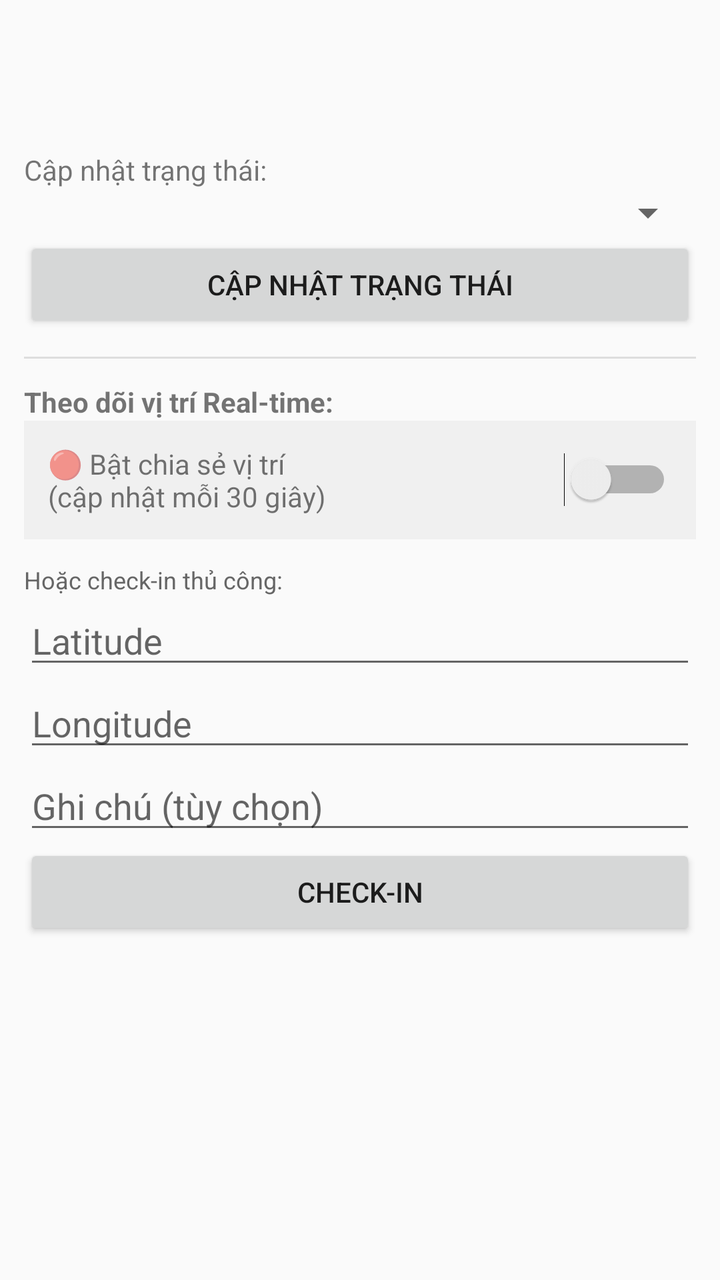
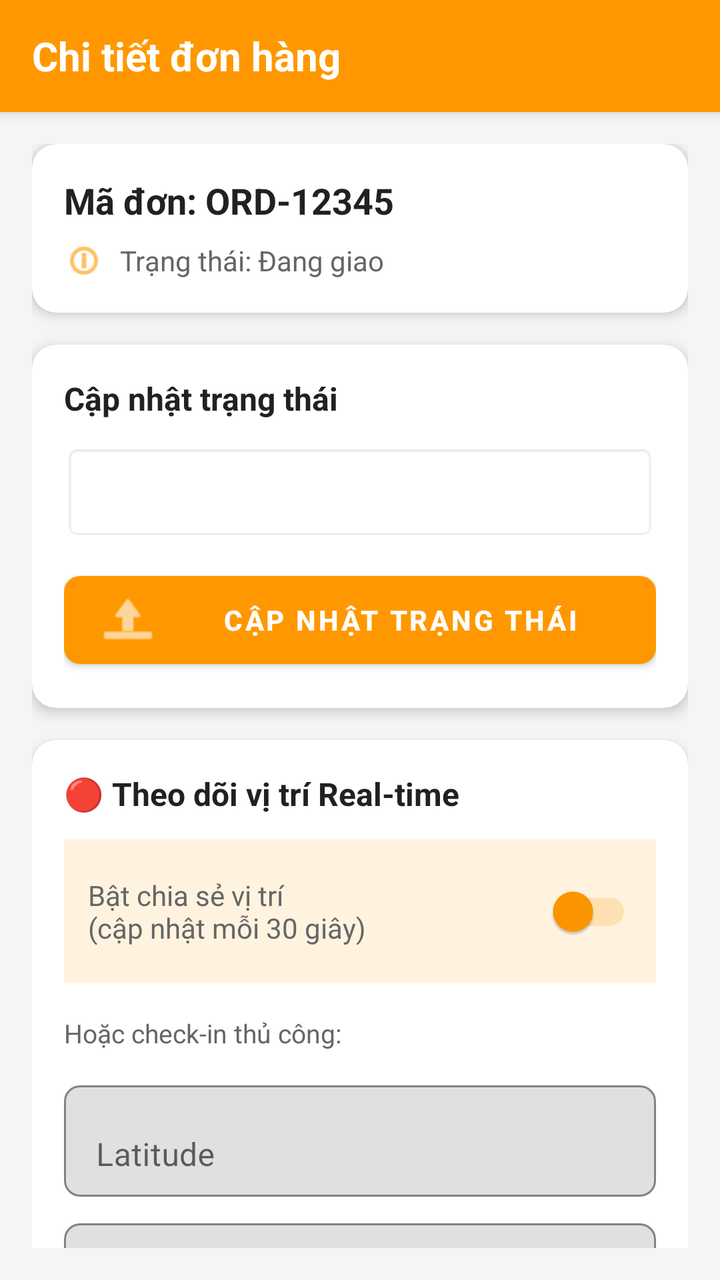

Screens rendered from an Android XML layout before and after an edit, with the pre-edit source and the edit as a unified diff.
<!-- AndroidManifest.xml: application theme AppTheme -->
<!-- res/layout/activity_order_detail.xml -->
<?xml version="1.0" encoding="utf-8"?>
<ScrollView xmlns:android="http://schemas.android.com/apk/res/android"
    android:layout_width="match_parent"
    android:layout_height="match_parent"
    android:padding="12dp">

    <LinearLayout
        android:orientation="vertical"
        android:layout_width="match_parent"
        android:layout_height="wrap_content">

        <TextView
            android:id="@+id/tvOrderCode"
            android:layout_width="match_parent"
            android:layout_height="wrap_content"
            android:textStyle="bold"
            android:textSize="18sp" />

        <TextView
            android:id="@+id/tvStatus"
            android:layout_width="match_parent"
            android:layout_height="wrap_content"
            android:paddingTop="8dp" />

        <TextView
            android:layout_width="match_parent"
            android:layout_height="wrap_content"
            android:text="Cập nhật trạng thái:" 
            android:paddingTop="12dp" />

        <Spinner
            android:id="@+id/spinnerStatus"
            android:layout_width="match_parent"
            android:layout_height="wrap_content" />

        <Button
            android:id="@+id/btnUpdateStatus"
            android:layout_width="match_parent"
            android:layout_height="wrap_content"
            android:text="Cập nhật trạng thái" />

        <View android:layout_height="1dp" android:layout_width="match_parent" android:background="#DDDDDD" android:layout_marginTop="12dp" />

        <TextView
            android:layout_width="match_parent"
            android:layout_height="wrap_content"
            android:text="Theo dõi vị trí Real-time:" 
            android:paddingTop="12dp"
            android:textStyle="bold" />

        <LinearLayout
            android:layout_width="match_parent"
            android:layout_height="wrap_content"
            android:orientation="horizontal"
            android:gravity="center_vertical"
            android:paddingTop="8dp"
            android:paddingBottom="8dp"
            android:background="#f0f0f0"
            android:padding="12dp">

            <TextView
                android:layout_width="0dp"
                android:layout_height="wrap_content"
                android:layout_weight="1"
                android:text="🔴 Bật chia sẻ vị trí\n(cập nhật mỗi 30 giây)"
                android:textSize="14sp" />

            <Switch
                android:id="@+id/switchAutoTrack"
                android:layout_width="wrap_content"
                android:layout_height="wrap_content" />

        </LinearLayout>

        <TextView
            android:layout_width="match_parent"
            android:layout_height="wrap_content"
            android:text="Hoặc check-in thủ công:" 
            android:paddingTop="12dp"
            android:textSize="12sp"
            android:textColor="#666666" />

        <EditText
            android:id="@+id/etLat"
            android:layout_width="match_parent"
            android:layout_height="wrap_content"
            android:hint="Latitude" 
            android:inputType="numberDecimal" />

        <EditText
            android:id="@+id/etLng"
            android:layout_width="match_parent"
            android:layout_height="wrap_content"
            android:hint="Longitude"
            android:inputType="numberDecimal" />

        <EditText
            android:id="@+id/etNote"
            android:layout_width="match_parent"
            android:layout_height="wrap_content"
            android:hint="Ghi chú (tùy chọn)" />

        <Button
            android:id="@+id/btnCheckIn"
            android:layout_width="match_parent"
            android:layout_height="wrap_content"
            android:text="Check-in" />

    </LinearLayout>

</ScrollView>
<!-- resources referenced by this layout -->
<resources>
  <style name="AppTheme" parent="Theme.AppCompat.Light.NoActionBar">
          
      </style>
</resources>

<!-- the commit's change to res/layout/activity_order_detail.xml (unified diff, before → after) -->
@@ -1,111 +1,281 @@
 <?xml version="1.0" encoding="utf-8"?>
-<ScrollView xmlns:android="http://schemas.android.com/apk/res/android"
+<androidx.coordinatorlayout.widget.CoordinatorLayout xmlns:android="http://schemas.android.com/apk/res/android"
+    xmlns:app="http://schemas.android.com/apk/res-auto"
     android:layout_width="match_parent"
     android:layout_height="match_parent"
-    android:padding="12dp">
-
-    <LinearLayout
-        android:orientation="vertical"
+    android:background="#F5F5F5">
+
+    
+    <com.google.android.material.appbar.AppBarLayout
         android:layout_width="match_parent"
-        android:layout_height="wrap_content">
-
-        <TextView
-            android:id="@+id/tvOrderCode"
+        android:layout_height="wrap_content"
+        android:background="#FF9800">
+
+        <androidx.appcompat.widget.Toolbar
             android:layout_width="match_parent"
-            android:layout_height="wrap_content"
-            android:textStyle="bold"
-            android:textSize="18sp" />
-
-        <TextView
-            android:id="@+id/tvStatus"
+            android:layout_height="?attr/actionBarSize"
+            android:background="#FF9800">
+
+            <TextView
+                android:layout_width="wrap_content"
+                android:layout_height="wrap_content"
+                android:text="Chi tiết đơn hàng"
+                android:textSize="20sp"
+                android:textStyle="bold"
+                android:textColor="#FFFFFF" />
+
+        </androidx.appcompat.widget.Toolbar>
+
+    </com.google.android.material.appbar.AppBarLayout>
+
+    
+    <androidx.core.widget.NestedScrollView
+        android:layout_width="match_parent"
+        android:layout_height="match_parent"
+        app:layout_behavior="@string/appbar_scrolling_view_behavior"
+        android:padding="16dp">
+
+        <LinearLayout
+            android:orientation="vertical"
             android:layout_width="match_parent"
-            android:layout_height="wrap_content"
-            android:paddingTop="8dp" />
-
-        <TextView
-            android:layout_width="match_parent"
-            android:layout_height="wrap_content"
-            android:text="Cập nhật trạng thái:" 
-            android:paddingTop="12dp" />
-
-        <Spinner
-            android:id="@+id/spinnerStatus"
-            android:layout_width="match_parent"
-            android:layout_height="wrap_content" />
-
-        <Button
-            android:id="@+id/btnUpdateStatus"
-            android:layout_width="match_parent"
-            android:layout_height="wrap_content"
-            android:text="Cập nhật trạng thái" />
-
-        <View android:layout_height="1dp" android:layout_width="match_parent" android:background="#DDDDDD" android:layout_marginTop="12dp" />
-
-        <TextView
-            android:layout_width="match_parent"
-            android:layout_height="wrap_content"
-            android:text="Theo dõi vị trí Real-time:" 
-            android:paddingTop="12dp"
-            android:textStyle="bold" />
-
-        <LinearLayout
-            android:layout_width="match_parent"
-            android:layout_height="wrap_content"
-            android:orientation="horizontal"
-            android:gravity="center_vertical"
-            android:paddingTop="8dp"
-            android:paddingBottom="8dp"
-            android:background="#f0f0f0"
-            android:padding="12dp">
-
-            <TextView
-                android:layout_width="0dp"
-                android:layout_height="wrap_content"
-                android:layout_weight="1"
-                android:text="🔴 Bật chia sẻ vị trí\n(cập nhật mỗi 30 giây)"
-                android:textSize="14sp" />
-
-            <Switch
-                android:id="@+id/switchAutoTrack"
-                android:layout_width="wrap_content"
-                android:layout_height="wrap_content" />
+            android:layout_height="wrap_content">
+
+            
+            <com.google.android.material.card.MaterialCardView
+                android:layout_width="match_parent"
+                android:layout_height="wrap_content"
+                app:cardCornerRadius="12dp"
+                app:cardElevation="4dp"
+                android:layout_marginBottom="16dp">
+
+                <LinearLayout
+                    android:layout_width="match_parent"
+                    android:layout_height="wrap_content"
+                    android:orientation="vertical"
+                    android:padding="16dp">
+
+                    <TextView
+                        android:id="@+id/tvOrderCode"
+                        android:layout_width="match_parent"
+                        android:layout_height="wrap_content"
+                        android:text="Mã đơn: ORD-12345"
+                        android:textStyle="bold"
+                        android:textSize="18sp"
+                        android:textColor="#212121"
+                        android:layout_marginBottom="8dp" />
+
+                    <LinearLayout
+                        android:layout_width="match_parent"
+                        android:layout_height="wrap_content"
+                        android:orientation="horizontal"
+                        android:gravity="center_vertical">
+
+                        <ImageView
+                            android:layout_width="20dp"
+                            android:layout_height="20dp"
+                            android:src="@android:drawable/ic_menu_info_details"
+                            android:tint="#FF9800"
+                            android:layout_marginEnd="8dp"
+                            android:contentDescription="Status" />
+
+                        <TextView
+                            android:id="@+id/tvStatus"
+                            android:layout_width="wrap_content"
+                            android:layout_height="wrap_content"
+                            android:text="Trạng thái: Đang giao"
+                            android:textSize="14sp"
+                            android:textColor="#666666" />
+
+                    </LinearLayout>
+
+                </LinearLayout>
+            </com.google.android.material.card.MaterialCardView>
+
+            
+            <com.google.android.material.card.MaterialCardView
+                android:layout_width="match_parent"
+                android:layout_height="wrap_content"
+                app:cardCornerRadius="12dp"
+                app:cardElevation="4dp"
+                android:layout_marginBottom="16dp">
+
+                <LinearLayout
+                    android:layout_width="match_parent"
+                    android:layout_height="wrap_content"
+                    android:orientation="vertical"
+                    android:padding="16dp">
+
+                    <TextView
+                        android:layout_width="match_parent"
+                        android:layout_height="wrap_content"
+                        android:text="Cập nhật trạng thái"
+                        android:textSize="16sp"
+                        android:textStyle="bold"
+                        android:textColor="#212121"
+                        android:layout_marginBottom="12dp" />
+
+                    <Spinner
+                        android:id="@+id/spinnerStatus"
+                        android:layout_width="match_parent"
+                        android:layout_height="48dp"
+                        android:background="@android:drawable/editbox_background"
+                        android:layout_marginBottom="12dp"
+                        android:padding="8dp" />
+
+                    <com.google.android.material.button.MaterialButton
+                        android:id="@+id/btnUpdateStatus"
+                        android:layout_width="match_parent"
+                        android:layout_height="56dp"
+                        android:text="Cập nhật trạng thái"
+                        android:textStyle="bold"
+                        app:cornerRadius="8dp"
+                        app:backgroundTint="#FF9800"
+                        app:icon="@android:drawable/ic_menu_upload"
+                        app:iconTint="#FFFFFF" />
+
+                </LinearLayout>
+            </com.google.android.material.card.MaterialCardView>
+
+            
+            <com.google.android.material.card.MaterialCardView
+                android:layout_width="match_parent"
+                android:layout_height="wrap_content"
+                app:cardCornerRadius="12dp"
+                app:cardElevation="4dp"
+                android:layout_marginBottom="16dp">
+
+                <LinearLayout
+                    android:layout_width="match_parent"
+                    android:layout_height="wrap_content"
+                    android:orientation="vertical"
+                    android:padding="16dp">
+
+                    <TextView
+                        android:layout_width="match_parent"
+                        android:layout_height="wrap_content"
+                        android:text="🔴 Theo dõi vị trí Real-time"
+                        android:textSize="16sp"
+                        android:textStyle="bold"
+                        android:textColor="#212121"
+                        android:layout_marginBottom="12dp" />
+
+                    <LinearLayout
+                        android:layout_width="match_parent"
+                        android:layout_height="wrap_content"
+                        android:orientation="horizontal"
+                        android:gravity="center_vertical"
+                        android:background="#FFF3E0"
+                        android:padding="12dp"
+                        android:layout_marginBottom="16dp">
+
+                        <TextView
+                            android:layout_width="0dp"
+                            android:layout_height="wrap_content"
+                            android:layout_weight="1"
+                            android:text="Bật chia sẻ vị trí\n(cập nhật mỗi 30 giây)"
+                            android:textSize="14sp"
+                            android:textColor="#666666" />
+
+                        <com.google.android.material.switchmaterial.SwitchMaterial
+                            android:id="@+id/switchAutoTrack"
+                            android:layout_width="wrap_content"
+                            android:layout_height="wrap_content"
+                            app:thumbTint="#FF9800"
+                            app:trackTint="#FFE0B2" />
+
+                    </LinearLayout>
+
+                    <TextView
+                        android:layout_width="match_parent"
+                        android:layout_height="wrap_content"
+                        android:text="Hoặc check-in thủ công:"
+                        android:textSize="13sp"
+                        android:textColor="#666666"
+                        android:layout_marginBottom="12dp" />
+
+                    <com.google.android.material.textfield.TextInputLayout
+                        android:layout_width="match_parent"
+                        android:layout_height="wrap_content"
+                        android:hint="Latitude"
+                        app:boxBackgroundMode="outline"
+                        app:boxCornerRadiusTopStart="8dp"
+                        app:boxCornerRadiusTopEnd="8dp"
+                        app:boxCornerRadiusBottomStart="8dp"
+                        app:boxCornerRadiusBottomEnd="8dp"
+                        android:layout_marginBottom="8dp">
+
+                        <com.google.android.material.textfield.TextInputEditText
+                            android:id="@+id/etLat"
+                            android:layout_width="match_parent"
+                            android:layout_height="wrap_content"
+                            android:inputType="numberDecimal|numberSigned" />
+                    </com.google.android.material.textfield.TextInputLayout>
+
+                    <com.google.android.material.textfield.TextInputLayout
+                        android:layout_width="match_parent"
+                        android:layout_height="wrap_content"
+                        android:hint="Longitude"
+                        app:boxBackgroundMode="outline"
+                        app:boxCornerRadiusTopStart="8dp"
+                        app:boxCornerRadiusTopEnd="8dp"
+                        app:boxCornerRadiusBottomStart="8dp"
+                        app:boxCornerRadiusBottomEnd="8dp"
+                        android:layout_marginBottom="8dp">
+
+                        <com.google.android.material.textfield.TextInputEditText
+                            android:id="@+id/etLng"
+                            android:layout_width="match_parent"
+                            android:layout_height="wrap_content"
+                            android:inputType="numberDecimal|numberSigned" />
+                    </com.google.android.material.textfield.TextInputLayout>
+
+                    <com.google.android.material.textfield.TextInputLayout
+                        android:layout_width="match_parent"
+                        android:layout_height="wrap_content"
+                        android:hint="Ghi chú (tùy chọn)"
+                        app:boxBackgroundMode="outline"
+                        app:boxCornerRadiusTopStart="8dp"
+                        app:boxCornerRadiusTopEnd="8dp"
+                        app:boxCornerRadiusBottomStart="8dp"
+                        app:boxCornerRadiusBottomEnd="8dp"
+                        android:layout_marginBottom="12dp">
+
+                        <com.google.android.material.textfield.TextInputEditText
+                            android:id="@+id/etNote"
+                            android:layout_width="match_parent"
+                            android:layout_height="wrap_content"
+                            android:inputType="text" />
+                    </com.google.android.material.textfield.TextInputLayout>
+
+                    <com.google.android.material.button.MaterialButton
+                        android:id="@+id/btnCheckIn"
+                        android:layout_width="match_parent"
+                        android:layout_height="56dp"
+                        android:text="Check-in vị trí"
+                        android:textStyle="bold"
+                        app:cornerRadius="8dp"
+                        app:backgroundTint="#4CAF50"
+                        app:icon="@android:drawable/ic_menu_mylocation"
+                        app:iconTint="#FFFFFF" />
+
+                </LinearLayout>
+            </com.google.android.material.card.MaterialCardView>
+
+            
+            <com.google.android.material.button.MaterialButton
+                android:id="@+id/btnShowMap"
+                android:layout_width="match_parent"
+                android:layout_height="56dp"
+                android:text="🗺️ Xem Bản Đồ Lộ Trình"
+                android:textStyle="bold"
+                app:cornerRadius="8dp"
+                app:backgroundTint="#2196F3"
+                app:icon="@android:drawable/ic_dialog_map"
+                app:iconTint="#FFFFFF"
+                android:layout_marginBottom="16dp" />
 
         </LinearLayout>
 
-        <TextView
-            android:layout_width="match_parent"
-            android:layout_height="wrap_content"
-            android:text="Hoặc check-in thủ công:" 
-            android:paddingTop="12dp"
-            android:textSize="12sp"
-            android:textColor="#666666" />
-
-        <EditText
-            android:id="@+id/etLat"
-            android:layout_width="match_parent"
-            android:layout_height="wrap_content"
-            android:hint="Latitude" 
-            android:inputType="numberDecimal" />
-
-        <EditText
-            android:id="@+id/etLng"
-            android:layout_width="match_parent"
-            android:layout_height="wrap_content"
-            android:hint="Longitude"
-            android:inputType="numberDecimal" />
-
-        <EditText
-            android:id="@+id/etNote"
-            android:layout_width="match_parent"
-            android:layout_height="wrap_content"
-            android:hint="Ghi chú (tùy chọn)" />
-
-        <Button
-            android:id="@+id/btnCheckIn"
-            android:layout_width="match_parent"
-            android:layout_height="wrap_content"
-            android:text="Check-in" />
-
-    </LinearLayout>
-
-</ScrollView>
+    </androidx.core.widget.NestedScrollView>
+
+</androidx.coordinatorlayout.widget.CoordinatorLayout>
<!-- resource entries referenced after the edit -->
@@ -1,7 +1,38 @@
 <!-- resources referenced by this layout -->
 <resources>
-  <style name="AppTheme" parent="Theme.AppCompat.Light.NoActionBar">
+  <style name="AppTheme" parent="Theme.MaterialComponents.Light.NoActionBar">
           
+          <item name="colorPrimary">@color/ghtd_primary</item>
+          <item name="colorPrimaryDark">@color/ghtd_primary_dark</item>
+          <item name="colorAccent">@color/ghtd_accent</item>
+          
+          
+          <item name="android:windowBackground">@color/background_light</item>
+          
+          
+          <item name="android:textColorPrimary">@color/text_primary</item>
+          <item name="android:textColorSecondary">@color/text_secondary</item>
+          <item name="android:textColorHint">@color/text_hint</item>
+          
+          
+          <item name="buttonStyle">@style/GHTDButton</item>
       </style>
+  <color name="ghtd_primary">#FF9800</color>
+  <color name="ghtd_primary_dark">#F57C00</color>
+  <color name="ghtd_accent">#FFC107</color>
+  <color name="background_light">#F5F5F5</color>
+  <color name="text_primary">#212121</color>
+  <color name="text_secondary">#666666</color>
+  <color name="text_hint">#999999</color>
+  <style name="GHTDButton" parent="Widget.AppCompat.Button">
+          <item name="android:background">@color/ghtd_primary</item>
+          <item name="android:textColor">@color/text_white</item>
+          <item name="android:textSize">16sp</item>
+          <item name="android:textStyle">bold</item>
+          <item name="android:paddingTop">12dp</item>
+          <item name="android:paddingBottom">12dp</item>
+          <item name="android:elevation">4dp</item>
+      </style>
+  <color name="text_white">#FFFFFF</color>
 </resources>
 
